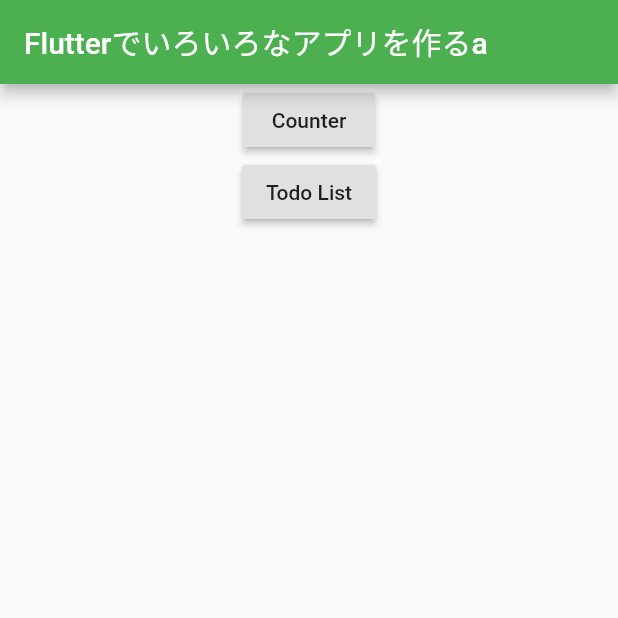
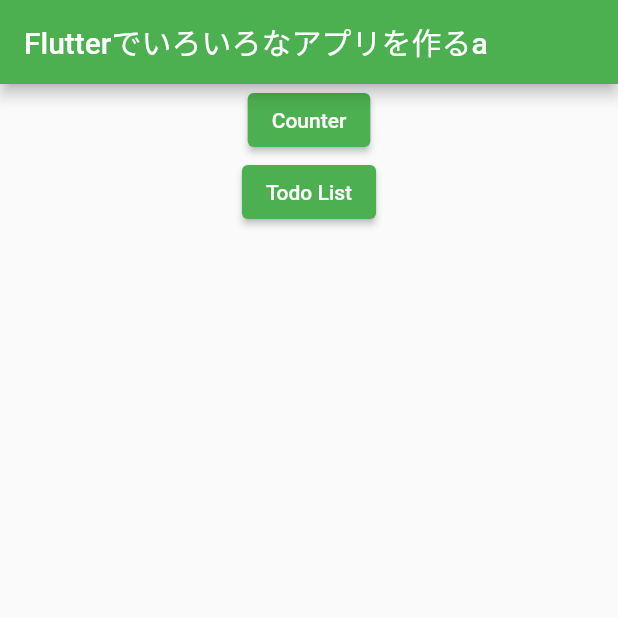
Before and after one commit to yoritin/flutter_app, a Flutter app: the screen it shows after launch, on a phone screen of 412 x 824 dp, the top half of it. Run offline on Flutter 3.47's test engine with Material 2 defaults, Android fonts, the phone set to English and light mode, and no system bars.

Commit message:
ボタンの変更

```diff
--- a/lib/app/index.dart
+++ b/lib/app/index.dart
@@ -15,7 +15,7 @@ class AppList extends StatelessWidget {
         child: Column(
           children: [
             Container(
-              child: RaisedButton(
+              child: ElevatedButton(
                 child: Text('Counter'),
                 onPressed: () {
                   Navigator.push(
@@ -26,7 +26,7 @@ class AppList extends StatelessWidget {
               ),
             ),
             Container(
-              child: RaisedButton(
+              child: ElevatedButton(
                 child: Text('Todo List'),
                 onPressed: () {
                   Navigator.push(
--- a/lib/app/todo_list/index.dart
+++ b/lib/app/todo_list/index.dart
@@ -22,7 +22,7 @@ class TodoList extends StatelessWidget {
                 itemBuilder: (context, index) {
                   return Card(
                     child: ListTile(
-                        title: Text(model.todos[index])
+                      title: Text(model.todos[index])
                     ),
                   );
                 },
--- a/lib/main.dart
+++ b/lib/main.dart
@@ -14,7 +14,7 @@ class MyApp extends StatelessWidget {
       theme: ThemeData(
         primarySwatch: Colors.green,
       ),
-      home: AppList()
+      home: AppList(),
     );
   }
 }
```
